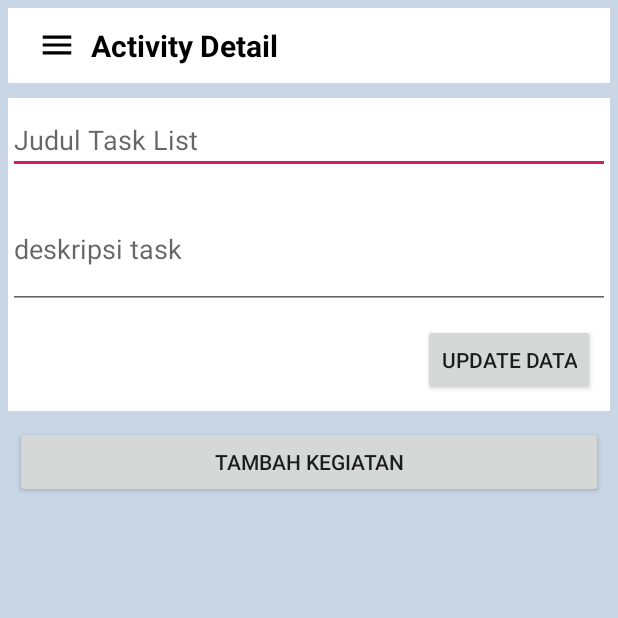
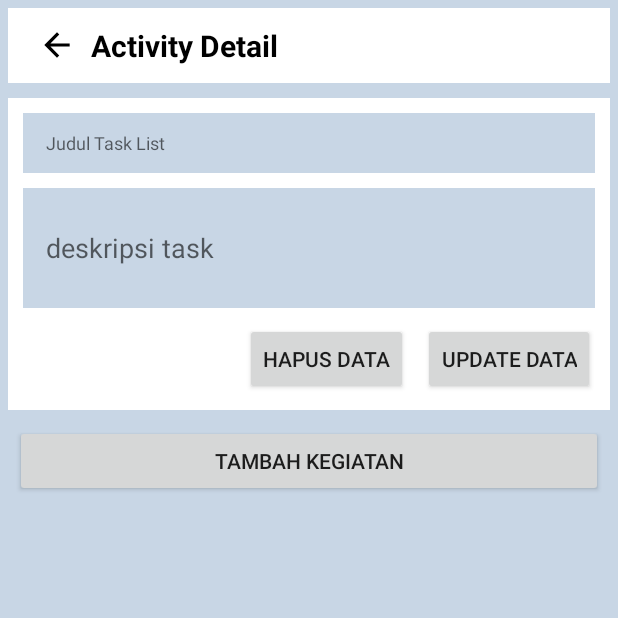
Before and after one commit to imamdwicahyo/MyActProject, an Android app: the TaskDetail screen opened directly, with no data from a screen before it, on a phone screen of 412 x 824 dp, the top half of it. Run offline under Robolectric (Android 15) with nearby library versions, the phone set to English and light mode, and no system bars; our stand-ins replace Room's generated code; 3 statements that could not run were skipped.

Commit message:
Update Crud TasLisk

```diff
--- a/app/src/main/java/com/idea/idc/myacts/view/TaskDetail.java
+++ b/app/src/main/java/com/idea/idc/myacts/view/TaskDetail.java
@@ -22,9 +22,7 @@ import android.widget.Toast;
 
 import com.idea.idc.myacts.R;
 import com.idea.idc.myacts.adapter.TaskItemAdapter;
-import com.idea.idc.myacts.adapter.TaskListAdapter;
 import com.idea.idc.myacts.database.AppDatabase;
-import com.idea.idc.myacts.entity.Aktivitas;
 import com.idea.idc.myacts.entity.TaskItem;
 import com.idea.idc.myacts.entity.TaskList;
 import com.idea.idc.myacts.view.fragment.TaskFragment;
@@ -32,7 +30,6 @@ import com.idea.idc.myacts.view.fragment.TaskFragment;
 import java.text.SimpleDateFormat;
 import java.util.Calendar;
 import java.util.List;
-import java.util.Locale;
 
 public class TaskDetail extends AppCompatActivity {
 
@@ -41,8 +38,11 @@ public class TaskDetail extends AppCompatActivity {
     private TaskItemAdapter taskItemAdapter;
     private EditText txt_name, txt_desc;
     private Button btn_add_task;
+    private Button btn_update_list;
+    private Button btn_hapus_list;
     private List<TaskItem> taskItems;
     private Dialog dialog;
+    private TaskList task;
     private DatePickerDialog datePickerDialog;
     private TimePickerDialog timePickerDialog;
     private SimpleDateFormat dateFormatter;
@@ -53,7 +53,8 @@ public class TaskDetail extends AppCompatActivity {
         super.onCreate(savedInstanceState);
         setContentView(R.layout.activity_task_detail);
 
-        Intent intent = getIntent();
+        //get id task list
+        final Intent intent = getIntent();
         String message = intent.getStringExtra(TaskFragment.ID_MESSAGE);
         id = Integer.valueOf(message);
 
@@ -63,7 +64,8 @@ public class TaskDetail extends AppCompatActivity {
         db = Room.databaseBuilder(getApplicationContext(),AppDatabase.class,"aktivitas")
                 .allowMainThreadQueries().build();
 
-        TaskList task = db.taskListDao().getTaskById(id);
+        // get data task
+        task = db.taskListDao().getTaskById(id);
         dateFormatter = new SimpleDateFormat("dd-MM-yyyy");
 
         txt_name.setText(task.getName());
@@ -93,6 +95,34 @@ public class TaskDetail extends AppCompatActivity {
                 showDialogTambah();
             }
         });
+
+        btn_update_list = findViewById(R.id.btn_update_list);
+        btn_update_list.setOnClickListener(new View.OnClickListener() {
+            @Override
+            public void onClick(View v) {
+                task.setId_list(id);
+                task.setName(txt_name.getText().toString());
+                task.setDescription(txt_desc.getText().toString());
+                db.taskListDao().updateTaskList(task);
+
+                Toast.makeText(getApplicationContext(), "Data Berhasil di ubah", Toast.LENGTH_SHORT).show();
+            }
+        });
+
+        btn_hapus_list = findViewById(R.id.btn_hapus_list);
+        btn_hapus_list.setOnClickListener(new View.OnClickListener() {
+            @Override
+            public void onClick(View v) {
+                db.taskListDao().deleteTaskList(task);
+
+                Intent intent1 = new Intent(TaskDetail.this, HomeActivity.class);
+                intent1.putExtra("DATAINTENT","task_fragment");
+                startActivity(intent1);
+
+                Toast.makeText(getApplicationContext(),"Data berhasil di ubah", Toast.LENGTH_SHORT).show();
+            }
+        });
+
     }
 
     private void showDialogTambah(){
--- /dev/null
+++ b/app/src/main/res/drawable/ic_arrow_back_black_24dp.xml
@@ -0,0 +1,9 @@
+<vector xmlns:android="http://schemas.android.com/apk/res/android"
+        android:width="24dp"
+        android:height="24dp"
+        android:viewportWidth="24.0"
+        android:viewportHeight="24.0">
+    <path
+        android:fillColor="#FF000000"
+        android:pathData="M20,11H7.83l5.59,-5.59L12,4l-8,8 8,8 1.41,-1.41L7.83,13H20v-2z"/>
+</vector>
--- a/app/src/main/res/layout/activity_task_detail.xml
+++ b/app/src/main/res/layout/activity_task_detail.xml
@@ -25,7 +25,7 @@
                 android:layout_width="25dp"
                 android:layout_height="25dp"
                 android:layout_marginLeft="20dp"
-                app:srcCompat="@drawable/ic_menu_black_24dp"/>
+                app:srcCompat="@drawable/ic_arrow_back_black_24dp"/>
 
             <TextView
                 android:layout_width="wrap_content"
@@ -51,10 +51,20 @@
             <EditText
                 android:id="@+id/txt_name"
                 android:layout_width="match_parent"
+                android:layout_height="40dp"
+                android:layout_marginHorizontal="10dp"
+                android:layout_marginTop="10dp"
+                android:text=""
+                android:hint="Judul Task List"
+                android:textSize="12dp"
+                android:paddingLeft="15dp"
+                android:background="@color/backtheme"/>
+
+            <RelativeLayout
+                android:layout_width="match_parent"
                 android:layout_height="wrap_content"
-                android:layout_marginTop="5dp"
-                android:text=""
-                android:hint="Judul Task List"/>
+                android:layout_below="@id/txt_name"
+                android:orientation="vertical">
 
                 <EditText
                     android:id="@+id/txt_desc"
@@ -62,12 +72,15 @@
                     android:layout_height="80dp"
                     android:layout_marginTop="10dp"
                     android:layout_marginBottom="10dp"
-                android:layout_below="@id/txt_name"
+                    android:layout_marginHorizontal="10dp"
                     android:inputType="text|textMultiLine"
                     android:hint="deskripsi task"
-                android:gravity="center_vertical"/>
+                    android:gravity="center_vertical"
+                    android:paddingLeft="15dp"
+                    android:background="@color/backtheme"/>
 
                 <Button
+                    android:id="@+id/btn_update_list"
                     android:layout_width="wrap_content"
                     android:layout_height="wrap_content"
                     android:layout_below="@id/txt_desc"
@@ -75,6 +88,18 @@
                     android:layout_marginBottom="10dp"
                     android:layout_alignParentRight="true"
                     android:text="update data"/>
+
+                <Button
+                    android:id="@+id/btn_hapus_list"
+                    android:layout_width="wrap_content"
+                    android:layout_height="wrap_content"
+                    android:layout_below="@id/txt_desc"
+                    android:layout_marginRight="10dp"
+                    android:layout_marginBottom="10dp"
+                    android:layout_toLeftOf="@id/btn_update_list"
+                    android:text="Hapus data"/>
+
+            </RelativeLayout>
 
         </RelativeLayout>
 
--- a/app/src/main/res/layout/item_task_item.xml
+++ b/app/src/main/res/layout/item_task_item.xml
@@ -32,7 +32,9 @@
                 android:layout_marginTop="10dp"
                 android:layout_marginLeft="8dp"
                 android:layout_toRightOf="@id/check_taskItem"
-                android:text="Nama Task"/>
+                android:text="Nama Task"
+                android:textColor="@android:color/black"
+                android:textStyle="bold"/>
 
             <TextView
                 android:id="@+id/txt_taskItem_tanggal"
```
Also changed, not shown: app/src/main/java/com/idea/idc/myacts/view/HomeActivity.java (+9 -2 lines), app/src/main/res/layout/item_task_list.xml (+10 -17 lines). Lines whose indentation alone changed are shown as unchanged.
